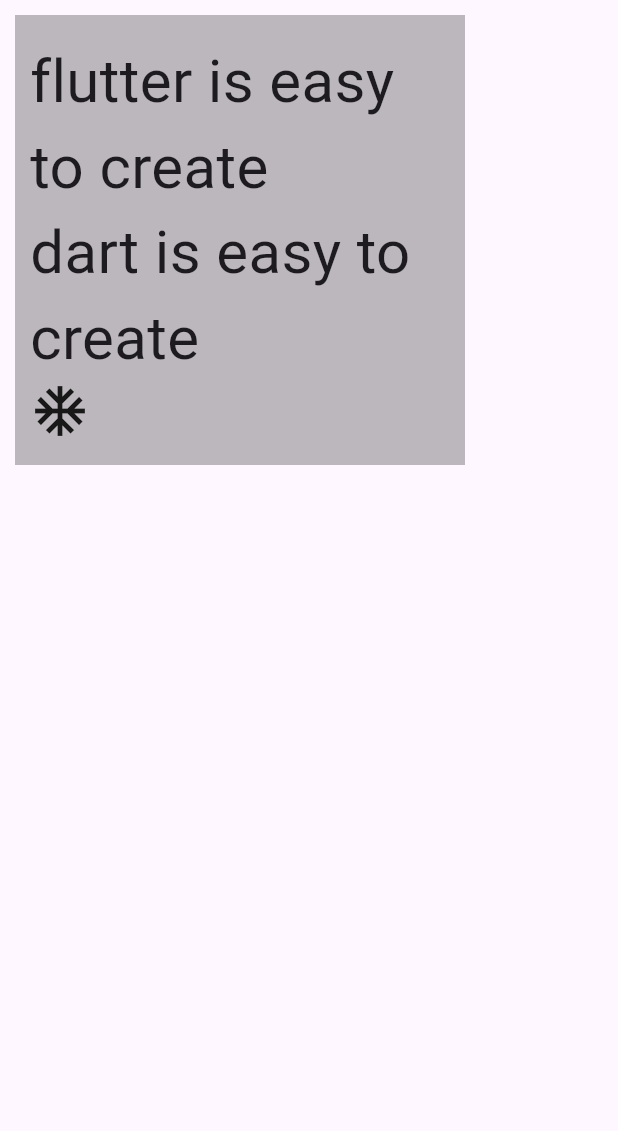
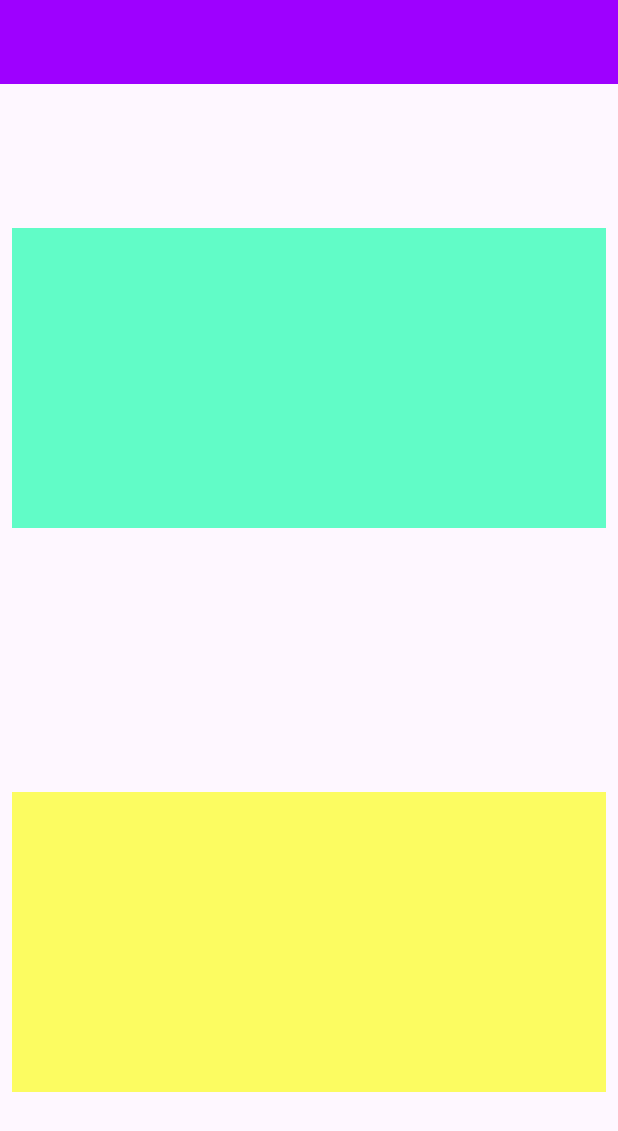
Before and after one commit to ChamodMullegama/flutter_2, a Flutter app: the screen it shows after launch, on a phone screen of 412 x 824 dp. Shown: the top 1131 px of the screen. Run offline on Flutter 3.47's test engine with Material 3 defaults, Android fonts, the light colour scheme and no system bars.

Commit message:
create new app layout

```diff
--- a/lib/main.dart
+++ b/lib/main.dart
@@ -1,5 +1,72 @@
+// import 'package:flutter/material.dart';
+// import 'package:flutter/widgets.dart';
+
+// void main() {
+//   runApp(myapp());
+// }
+
+// class myapp extends StatelessWidget {
+//   const myapp({super.key});
+
+//   @override
+//   Widget build(BuildContext context) {
+//     return  MaterialApp(
+//       home: SafeArea(
+//         child: Scaffold(
+//           body: Container(
+//             width: 300,
+//             height: 300,
+//             padding: const EdgeInsets.all(10),
+//             margin: const EdgeInsets.all(10),
+//             color: Colors.black26,
+//             child: const Column(
+//               mainAxisAlignment: MainAxisAlignment.center,
+//               crossAxisAlignment: CrossAxisAlignment.start,
+//               children: [
+//                 Text(
+//                   "flutter is easy to create",
+//                   style: TextStyle(
+//                     fontSize: 40,
+//                   ),
+//                 ),
+//                 Text(
+//                   "dart is easy to create",
+//                   style: TextStyle(fontSize: 40),
+//                 ),
+//                 Icon(
+//                   Icons.ac_unit,
+//                   size: 40,
+//                 )
+//               ],
+//             ),
+//           ),
+
+//           // body: Row(
+//           //   children: [
+//           //     Text(
+//           //       "flutter is easy",
+//           //       style: TextStyle(
+//           //           fontSize: 50,
+//           //           fontFamily: AutofillHints.addressCity,
+//           //           color: Colors.black),
+//           //     ),
+//           //     Icon(
+//           //       Icons.abc_rounded,
+//           //       size: 50,
+//           //     )
+//           //   ],
+//           // ),
+//         ),
+//       ),
+//     );
+//   }
+// }
+
+// new app
+
+import 'dart:nativewrappers/_internal/vm/lib/ffi_native_type_patch.dart';
+
 import 'package:flutter/material.dart';
-import 'package:flutter/widgets.dart';
 
 void main() {
   runApp(myapp());
@@ -11,53 +78,33 @@ class myapp extends StatelessWidget {
   @override
   Widget build(BuildContext context) {
     return  MaterialApp(
-      home: SafeArea(
-        child: Scaffold(
-          body: Container(
-            width: 300,
-            height: 300,
-            padding: const EdgeInsets.all(10),
-            margin: const EdgeInsets.all(10),
-            color: Colors.black26,
-            child: const Column(
-              mainAxisAlignment: MainAxisAlignment.center,
-              crossAxisAlignment: CrossAxisAlignment.start,
-              children: [
-                Text(
-                  "flutter is easy to create",
-                  style: TextStyle(
-                    fontSize: 40,
-                  ),
-                ),
-                Text(
-                  "dart is easy to create",
-                  style: TextStyle(fontSize: 40),
-                ),
-                Icon(
-                  Icons.ac_unit,
-                  size: 40,
-                )
-              ],
-            ),
-          ),
+      debugShowCheckedModeBanner: false,
+      title: "flutter app",
+      home: Scaffold(
+        appBar: AppBar(
+          backgroundColor:Color(0xff9E00FF),
+        ),
+         body: Padding(
+           padding: const EdgeInsets.all(8.0),
+           child: Column(
+            mainAxisAlignment: MainAxisAlignment.spaceAround,
+             children: [
+              Container(
+                width: double.infinity,
+                height: 200,
+                color: Color(0xff9E00FFA5),
+              ),
+               Container(
+                width: double.infinity,
+                height: 200,
+                color: Color.fromARGB(158, 251, 255, 0),
+              )
 
-          // body: Row(
-          //   children: [
-          //     Text(
-          //       "flutter is easy",
-          //       style: TextStyle(
-          //           fontSize: 50,
-          //           fontFamily: AutofillHints.addressCity,
-          //           color: Colors.black),
-          //     ),
-          //     Icon(
-          //       Icons.abc_rounded,
-          //       size: 50,
-          //     )
-          //   ],
-          // ),
-        ),
+                   ],
+                 ),
+         ),
       ),
+
     );
   }
 }
```
